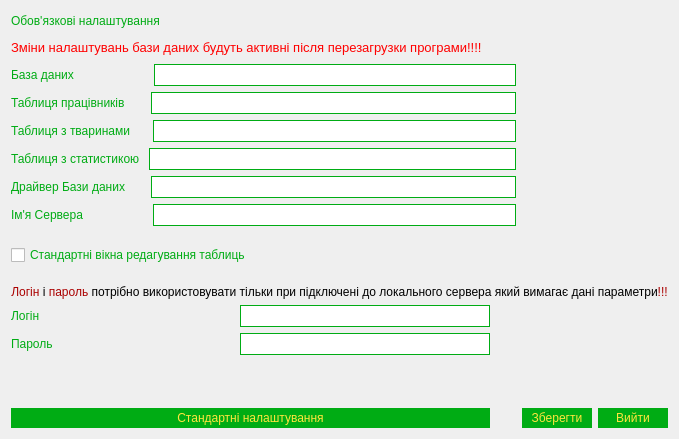
This is Automated_accounting_system_for_livestock_farms/settings.ui in Odavinh/star-qt as Qt 5 draws it before an edit. The edited form follows.
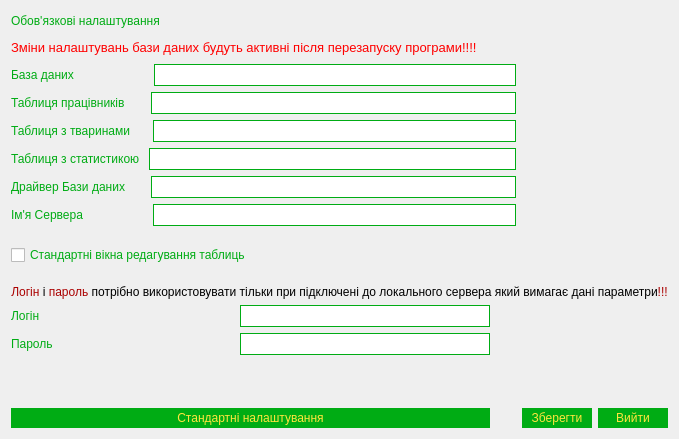
This is the edited form.

```diff
--- a/Automated_accounting_system_for_livestock_farms/settings.ui
+++ b/Automated_accounting_system_for_livestock_farms/settings.ui
@@ -26,7 +26,7 @@
    <item row="0" column="0" colspan="2">
     <widget class="QLabel" name="label_10">
      <property name="text">
-      <string>&lt;html&gt;&lt;head/&gt;&lt;body&gt;&lt;p&gt;&lt;span style=&quot; color:#00ac14;&quot;&gt;Обов'язкові налаштування&lt;/span&gt;&lt;/p&gt;&lt;p&gt;&lt;span style=&quot; font-size:10pt; color:#ff0000;&quot;&gt;Зміни налаштувань бази даних будуть активні після перезагрузки програми!!!! &lt;/span&gt;&lt;/p&gt;&lt;/body&gt;&lt;/html&gt;</string>
+      <string>&lt;html&gt;&lt;head/&gt;&lt;body&gt;&lt;p&gt;&lt;span style=&quot; color:#00ac14;&quot;&gt;Обов'язкові налаштування&lt;/span&gt;&lt;/p&gt;&lt;p&gt;&lt;span style=&quot; font-size:10pt; color:#ff0000;&quot;&gt;Зміни налаштувань бази даних будуть активні після перезапуску програми!!!! &lt;/span&gt;&lt;/p&gt;&lt;/body&gt;&lt;/html&gt;</string>
      </property>
     </widget>
    </item>
```
